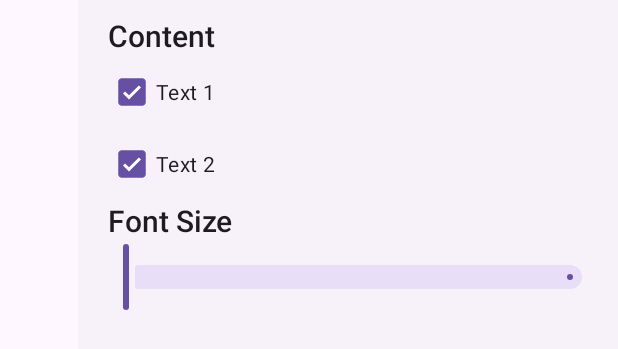
After one commit to RakibOFC/SlidingDataList, an Android app: the layout navigation_drawer.xml on its own in the app's theme, with its tools: preview values and no code run, on a phone screen of 412 x 824 dp. The commit adds this screen. Shown: the top 349 px of the screen. Run offline under Robolectric (Android 15) with nearby library versions, the phone set to English and light mode, and no system bars.

Commit message:
Add slider for text change listener

```diff
--- /dev/null
+++ b/app/src/main/res/layout/navigation_drawer.xml
@@ -0,0 +1,74 @@
+<?xml version="1.0" encoding="utf-8"?>
+<com.google.android.material.navigation.NavigationView xmlns:android="http://schemas.android.com/apk/res/android"
+    xmlns:app="http://schemas.android.com/apk/res-auto"
+    android:layout_width="wrap_content"
+    android:layout_height="match_parent"
+    android:layout_gravity="end"
+    app:drawerLayoutCornerSize="0dp">
+
+    <LinearLayout
+        android:layout_width="match_parent"
+        android:layout_height="wrap_content"
+        android:orientation="vertical">
+
+        <LinearLayout
+            android:layout_width="match_parent"
+            android:layout_height="wrap_content"
+            android:orientation="vertical"
+            android:paddingStart="20dp"
+            android:paddingEnd="20dp">
+
+            <TextView
+                android:layout_width="match_parent"
+                android:layout_height="wrap_content"
+                android:layout_marginTop="10dp"
+                android:text="@string/content_title"
+                android:textAppearance="@style/TextAppearance.AppCompat.Title" />
+
+            <CheckBox
+                android:id="@+id/cb_arabic"
+                android:layout_width="match_parent"
+                android:layout_height="wrap_content"
+                android:checked="true"
+                android:text="@string/text_1" />
+
+            <CheckBox
+                android:id="@+id/cb_translate"
+                android:layout_width="match_parent"
+                android:layout_height="wrap_content"
+                android:checked="true"
+                android:text="@string/text_2" />
+
+
+        </LinearLayout>
+
+        <LinearLayout
+            android:layout_width="match_parent"
+            android:layout_height="wrap_content"
+            android:layout_marginBottom="10dp"
+            android:orientation="vertical">
+
+            <TextView
+                android:layout_width="match_parent"
+                android:layout_height="wrap_content"
+                android:paddingStart="20dp"
+                android:paddingEnd="20dp"
+                android:text="@string/font_size_title"
+                android:textAppearance="@style/TextAppearance.AppCompat.Title" />
+
+            <com.google.android.material.slider.Slider
+                android:id="@+id/slider_text_size"
+                android:layout_width="match_parent"
+                android:layout_height="wrap_content"
+                android:layout_marginStart="10dp"
+                android:layout_marginEnd="10dp"
+                android:stepSize="1"
+                android:valueFrom="14"
+                android:valueTo="35"
+                app:tickVisible="false" />
+
+        </LinearLayout>
+
+    </LinearLayout>
+
+</com.google.android.material.navigation.NavigationView>
--- a/app/src/main/res/values/strings.xml
+++ b/app/src/main/res/values/strings.xml
@@ -1,4 +1,8 @@
 <resources>
     <string name="app_name">Sliding Data List</string>
     <string name="list_item_text">List Item %d</string>
+    <string name="content_title">Content</string>
+    <string name="text_1">Text 1</string>
+    <string name="text_2">Text 2</string>
+    <string name="font_size_title">Font Size</string>
 </resources>
```
Also changed, not shown: app/src/main/java/com/kmm/slidingdatalist/MainActivity.java (+33 -18 lines), app/src/main/java/com/kmm/slidingdatalist/RecyclerViewAdapter.java (+16 -1 lines), app/src/main/java/com/kmm/slidingdatalist/ViewPagerAdapter.java (+19 -5 lines), app/src/main/res/layout/activity_main.xml (+26 -6 lines).
